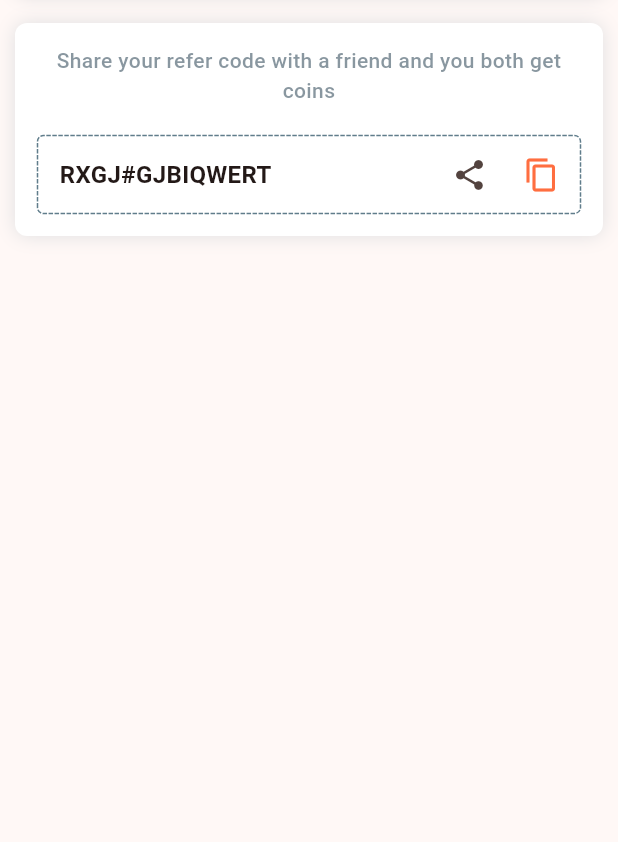
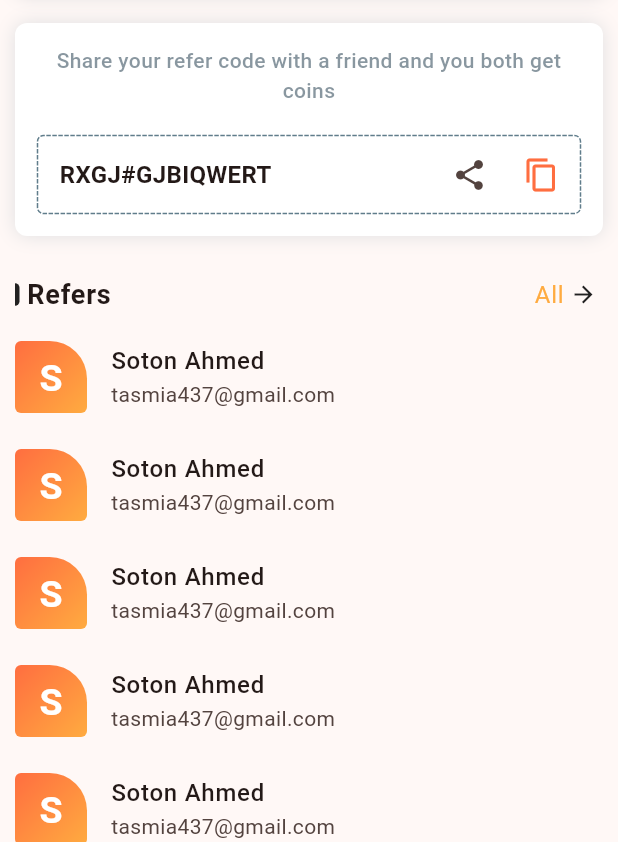
Before and after one commit to soton371/mk_mining, a Flutter app: the HomeScreen screen opened directly, on a phone screen of 412 x 824 dp, the part 394-1236 px from its top. Run offline on Flutter 3.47's test engine with Material 2 defaults, Android fonts, the phone set to English and light mode, and no system bars; drawn by our look-alikes of dotted_border.

Commit message:
refer list

```diff
--- a/lib/views/home/home.dart
+++ b/lib/views/home/home.dart
@@ -1,8 +1,11 @@
 import 'package:flutter/cupertino.dart';
 import 'package:flutter/material.dart';
+import 'package:mk_mining/configs/colors.dart';
 import 'package:mk_mining/configs/sizes.dart';
 import 'package:mk_mining/views/home/components/balance.dart';
-import 'package:mk_mining/views/home/components/refer_code.dart';
+import 'package:mk_mining/views/refer/refer_code.dart';
+import 'package:mk_mining/views/refer/refer_list.dart';
+import 'package:mk_mining/views/refer/refer_list_scr.dart';
 
 class HomeScreen extends StatefulWidget {
   const HomeScreen({super.key});
@@ -53,15 +56,77 @@ class _HomeScreenState extends State<HomeScreen> {
           ),
         ],
       ),
-      body: const SingleChildScrollView(
-        padding: EdgeInsets.symmetric(horizontal: AppSizes.bodyPadding),
+      body: SingleChildScrollView(
         child: Column(
           children: [
-            SizedBox(height: AppSizes.bodyPadding,),
-            Balance(),
-            SizedBox(height: AppSizes.bodyPadding * 2,),
-            ReferCode(),
-          ],
+
+            const Padding(
+              padding: EdgeInsets.all(AppSizes.bodyPadding),
+              child: Balance(),
+            ),
+
+            const Padding(
+              padding: EdgeInsets.all(AppSizes.bodyPadding),
+              child: ReferCode(),
+            ),
+            const SizedBox(height: AppSizes.bodyPadding,),
+            //for refers list
+            Padding(
+              padding: const EdgeInsets.symmetric(horizontal: AppSizes.bodyPadding),
+              child: Row(
+                children: [
+                  Container(
+                    height: 15,
+                    width: 3,
+                    decoration: const BoxDecoration(
+                        color: AppColors.black,
+                        borderRadius: BorderRadius.horizontal(
+                            right: Radius.circular(AppSizes.radius))),
+                  ),
+                  const Text(
+                    " Refers",
+                    style: TextStyle(
+                      fontWeight: FontWeight.bold,
+                      fontSize: 18,
+                      letterSpacing: 0.5,
+                    ),
+                  ),
+                  const Spacer(),
+                  InkWell(
+                    onTap: () {
+                      Navigator.push(context,
+                          CupertinoPageRoute(builder: (_) => const ReferListScreen()));
+                    },
+                    child: const Row(
+                      children: [
+                        Text(
+                          'All',
+                          textAlign: TextAlign.left,
+                          style: TextStyle(
+                            fontWeight: FontWeight.normal,
+                            fontSize: 16,
+                            letterSpacing: 0.5,
+                            color: AppColors.nearlySeed,
+                          ),
+                        ),
+                        SizedBox(
+                          height: 38,
+                          width: 26,
+                          child: Icon(
+                            Icons.arrow_forward,
+                            size: 18,
+                          ),
+                        ),
+                      ],
+                    ),
+                  )
+                ],
+              ),
+            ),
+
+            const ReferList(),
+          ]
+          ,
         ),
       ),
     );
--- /dev/null
+++ b/lib/views/refer/refer_list.dart
@@ -0,0 +1,48 @@
+import 'package:flutter/material.dart';
+import 'package:mk_mining/configs/colors.dart';
+import 'package:mk_mining/configs/sizes.dart';
+
+class ReferList extends StatelessWidget {
+  const ReferList({super.key});
+
+  @override
+  Widget build(BuildContext context) {
+    return ListView.builder(
+      shrinkWrap: true,
+      physics: const NeverScrollableScrollPhysics(),
+        itemCount: 10,
+        itemBuilder: (_, i) => ListTile(
+          contentPadding: const EdgeInsets.symmetric(horizontal: AppSizes.bodyPadding),
+              leading: Container(
+                height: 48,
+                width: 48,
+                alignment: Alignment.center,
+                decoration: const BoxDecoration(
+                  gradient: LinearGradient(
+                      begin: Alignment.topLeft,
+                      end: Alignment.bottomRight,
+                      colors: [AppColors.seed, AppColors.nearlySeed]),
+                  borderRadius: BorderRadius.only(
+                      topLeft: Radius.circular(4.0),
+                      bottomLeft: Radius.circular(4.0),
+                      bottomRight: Radius.circular(4.0),
+                      topRight: Radius.circular(25.0)),
+                ),
+                child: const Text(
+                  "S",
+                  style: TextStyle(
+                      fontSize: 25,
+                      fontWeight: FontWeight.bold,
+                      color: AppColors.white),
+                ),
+              ),
+              title: const Text(
+                "Soton Ahmed",
+                style: TextStyle(
+                  fontWeight: FontWeight.w500,
+                ),
+              ),
+              subtitle: const Text("tasmia437@gmail.com"),
+            ));
+  }
+}
--- /dev/null
+++ b/lib/views/refer/refer_list_scr.dart
@@ -0,0 +1,16 @@
+import 'package:flutter/material.dart';
+import 'package:mk_mining/views/refer/refer_list.dart';
+
+class ReferListScreen extends StatelessWidget {
+  const ReferListScreen({super.key});
+
+  @override
+  Widget build(BuildContext context) {
+    return Scaffold(
+      appBar: AppBar(
+        title: const Text("Refer List"),
+        centerTitle: false,
+      ),
+      body: const ReferList());
+  }
+}
```
Also changed, not shown: lib/views/refer/refer_code.dart (renamed from lib/views/home/components/refer_code.dart).
